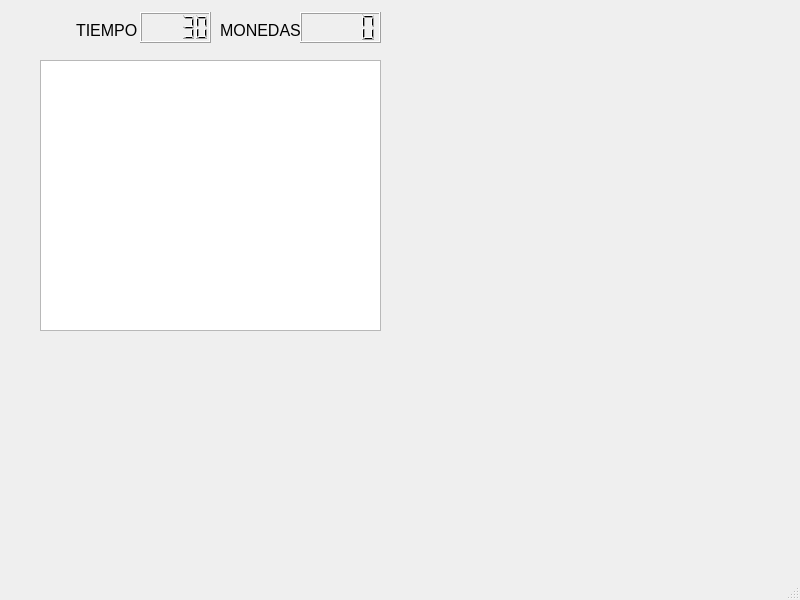
Above: Codigo/Proyecto_final/mainwindow.ui from juanUrbinez/ProyectoFinal before the change. Below: the same form after it.
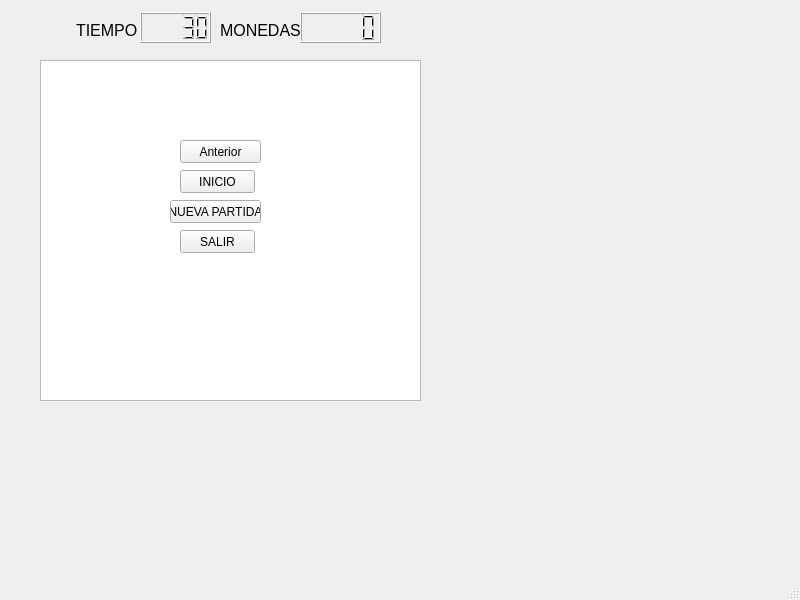
That is the form after the change.

Patch:
```diff
--- a/Codigo/Proyecto_final/mainwindow.ui
+++ b/Codigo/Proyecto_final/mainwindow.ui
@@ -19,8 +19,8 @@
      <rect>
       <x>40</x>
       <y>60</y>
-      <width>341</width>
-      <height>271</height>
+      <width>381</width>
+      <height>341</height>
      </rect>
     </property>
    </widget>
@@ -73,6 +73,58 @@
      </rect>
     </property>
    </widget>
+   <widget class="QPushButton" name="anterior">
+    <property name="geometry">
+     <rect>
+      <x>180</x>
+      <y>140</y>
+      <width>81</width>
+      <height>23</height>
+     </rect>
+    </property>
+    <property name="text">
+     <string>Anterior</string>
+    </property>
+   </widget>
+   <widget class="QPushButton" name="inicio">
+    <property name="geometry">
+     <rect>
+      <x>180</x>
+      <y>170</y>
+      <width>75</width>
+      <height>23</height>
+     </rect>
+    </property>
+    <property name="text">
+     <string>INICIO</string>
+    </property>
+   </widget>
+   <widget class="QPushButton" name="partida">
+    <property name="geometry">
+     <rect>
+      <x>170</x>
+      <y>200</y>
+      <width>91</width>
+      <height>23</height>
+     </rect>
+    </property>
+    <property name="text">
+     <string>NUEVA PARTIDA</string>
+    </property>
+   </widget>
+   <widget class="QPushButton" name="salir">
+    <property name="geometry">
+     <rect>
+      <x>180</x>
+      <y>230</y>
+      <width>75</width>
+      <height>23</height>
+     </rect>
+    </property>
+    <property name="text">
+     <string>SALIR</string>
+    </property>
+   </widget>
   </widget>
   <widget class="QMenuBar" name="menubar">
    <property name="geometry">
```
